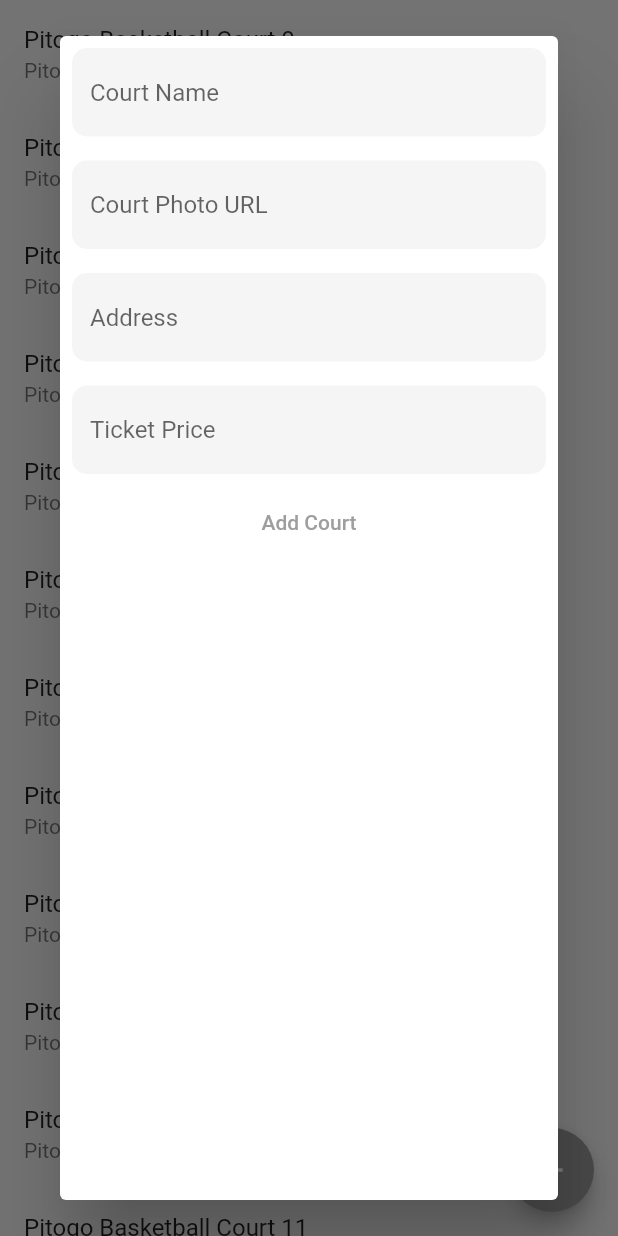
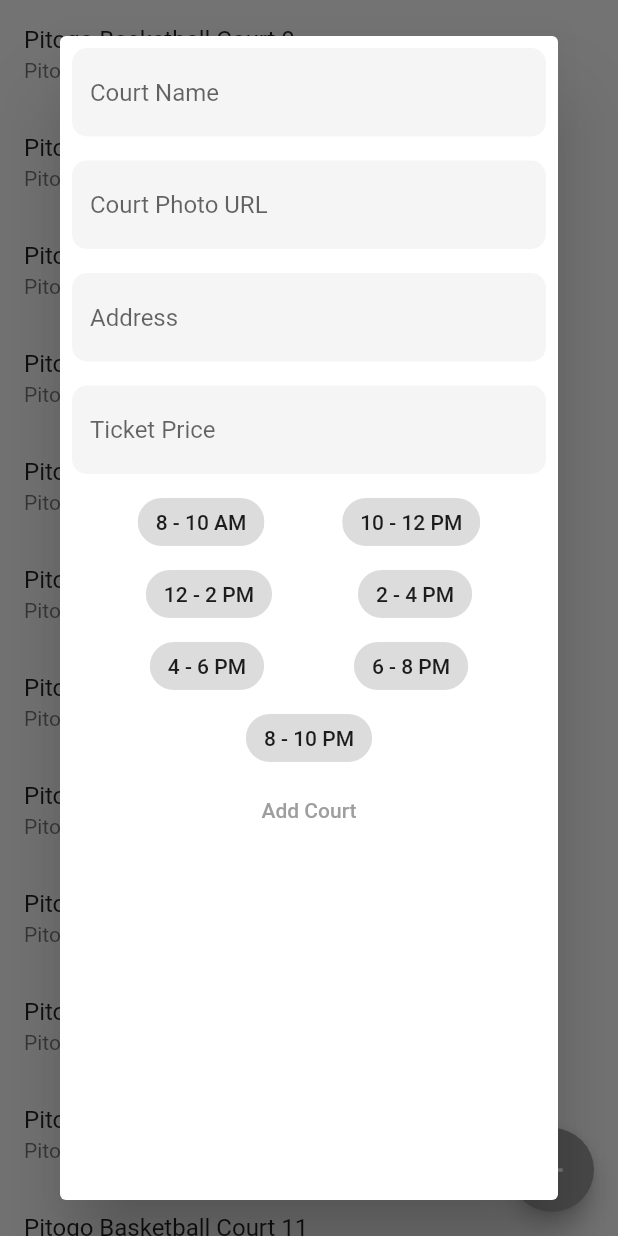
Before and after one commit to paopp2/kasado, a Flutter app: the CourtsOwnedView screen opened by its route, after a tap on the "add" icon, on a phone screen of 412 x 824 dp. Run offline on Flutter 3.47's test engine with Material 2 defaults, Android fonts, the phone set to English and light mode, and no system bars; our stand-ins replace dartz, firebase_auth, firebase_core, flutter_hooks, fluttertoast, freezed_annotation and 4 more; accounts and stored records are empty; network calls fail.

Commit message:
Add filter chips at NewCourtInputDialog for court schedules

```diff
--- /dev/null
+++ b/lib/ui/courts_owned/components/new_court_input_dialog.dart
@@ -0,0 +1,74 @@
+import 'package:flutter/material.dart';
+import 'package:kasado/ui/shared/data_entry_field.dart';
+
+class NewCourtInputDialog extends StatelessWidget {
+  const NewCourtInputDialog({
+    Key? key,
+  }) : super(key: key);
+
+  @override
+  Widget build(BuildContext context) {
+    return Dialog(
+      child: ListView(
+        children: [
+          const DataEntryField(hint: 'Court Name'),
+          const DataEntryField(hint: 'Court Photo URL'),
+          const DataEntryField(hint: 'Address'),
+          const DataEntryField(hint: 'Ticket Price'),
+          Row(
+            mainAxisAlignment: MainAxisAlignment.spaceEvenly,
+            children: [
+              FilterChip(
+                label: const Text('8 - 10 AM'),
+                onSelected: (isSelected) {},
+              ),
+              FilterChip(
+                label: const Text('10 - 12 PM'),
+                onSelected: (isSelected) {},
+              ),
+            ],
+          ),
+          Row(
+            mainAxisAlignment: MainAxisAlignment.spaceEvenly,
+            children: [
+              FilterChip(
+                label: const Text('12 - 2 PM'),
+                onSelected: (isSelected) {},
+              ),
+              FilterChip(
+                label: const Text('2 - 4 PM'),
+                onSelected: (isSelected) {},
+              ),
+            ],
+          ),
+          Row(
+            mainAxisAlignment: MainAxisAlignment.spaceEvenly,
+            children: [
+              FilterChip(
+                label: const Text('4 - 6 PM'),
+                onSelected: (isSelected) {},
+              ),
+              FilterChip(
+                label: const Text('6 - 8 PM'),
+                onSelected: (isSelected) {},
+              ),
+            ],
+          ),
+          Row(
+            mainAxisAlignment: MainAxisAlignment.spaceEvenly,
+            children: [
+              FilterChip(
+                label: const Text('8 - 10 PM'),
+                onSelected: (isSelected) {},
+              ),
+            ],
+          ),
+          TextButton(
+            child: const Text('Add Court'),
+            onPressed: () {},
+          ),
+        ],
+      ),
+    );
+  }
+}
--- a/lib/ui/courts_owned/courts_owned_view.dart
+++ b/lib/ui/courts_owned/courts_owned_view.dart
@@ -2,7 +2,7 @@ import 'package:flutter/material.dart';
 import 'package:go_router/go_router.dart';
 import 'package:kasado/app_router.dart';
 import 'package:kasado/model/court/court.dart';
-import 'package:kasado/ui/shared/data_entry_field.dart';
+import 'package:kasado/ui/courts_owned/components/new_court_input_dialog.dart';
 
 class CourtsOwnedView extends StatelessWidget {
   const CourtsOwnedView({Key? key}) : super(key: key);
@@ -33,23 +33,11 @@ class CourtsOwnedView extends StatelessWidget {
           }),
           floatingActionButton: FloatingActionButton(
             onPressed: () => showDialog(
-                context: context,
-                builder: (context) {
-                  return Dialog(
-                    child: Column(
-                      children: [
-                        const DataEntryField(hint: 'Court Name'),
-                        const DataEntryField(hint: 'Court Photo URL'),
-                        const DataEntryField(hint: 'Address'),
-                        const DataEntryField(hint: 'Ticket Price'),
-                        TextButton(
-                          child: const Text('Add Court'),
-                          onPressed: () {},
-                        ),
-                      ],
-                    ),
-                  );
-                }),
+              context: context,
+              builder: (context) {
+                return const NewCourtInputDialog();
+              },
+            ),
             child: const Icon(
               Icons.add,
               color: Colors.white,
```
